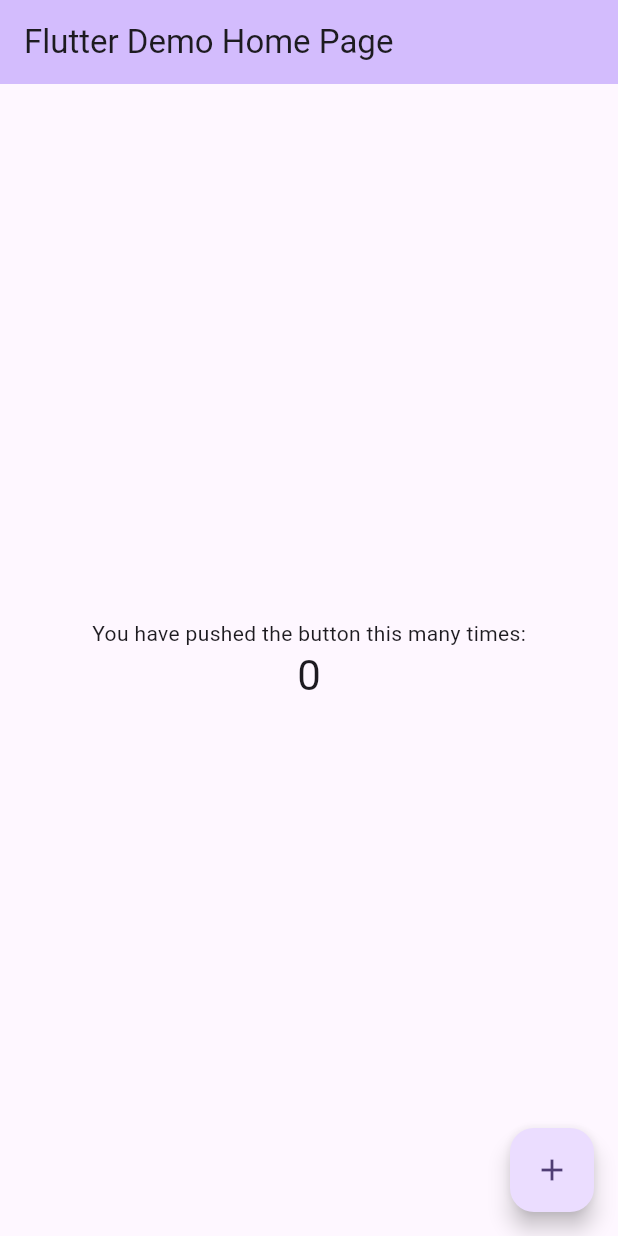
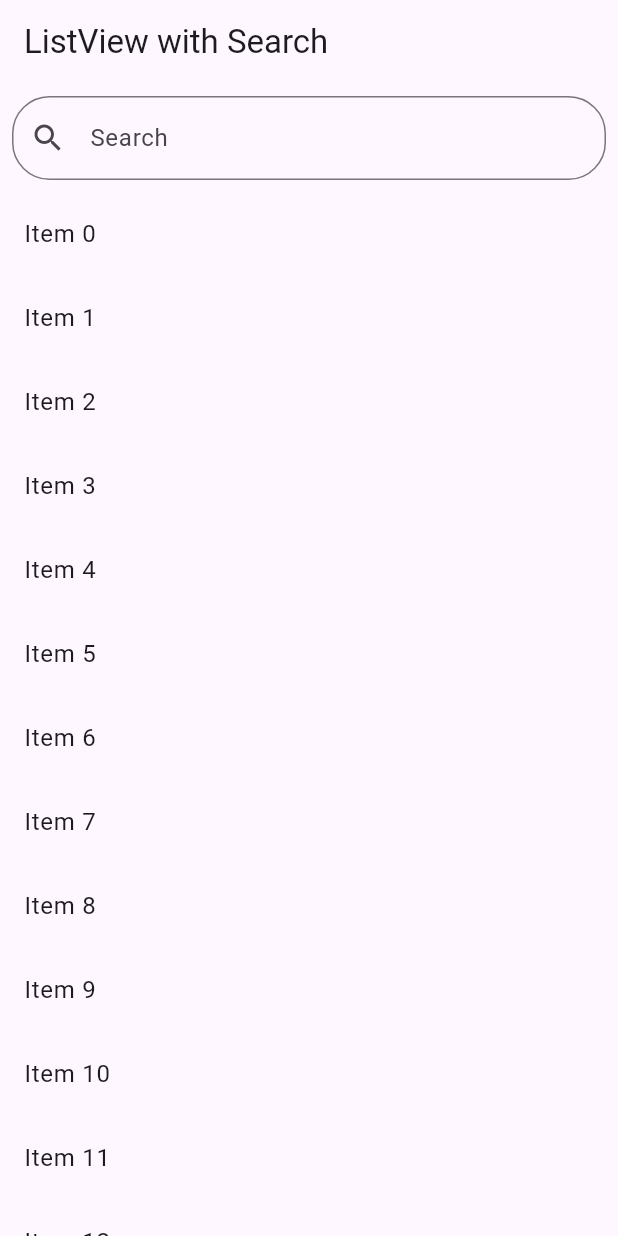
Before and after one commit to usmanasegaf/listview, a Flutter app: the screen it shows after launch, on a phone screen of 412 x 824 dp. Run offline on Flutter 3.47's test engine with Material 3 defaults, Android fonts, the phone set to English and light mode, and no system bars.

Commit message:
penyelesaian listViewWithSearch

```diff
--- a/listviewwithsearch/lib/main.dart
+++ b/listviewwithsearch/lib/main.dart
@@ -1,125 +1,85 @@
 import 'package:flutter/material.dart';
 
-void main() {
-  runApp(const MyApp());
-}
+void main() => runApp(new MyApp());
 
 class MyApp extends StatelessWidget {
-  const MyApp({super.key});
-
-  // This widget is the root of your application.
   @override
   Widget build(BuildContext context) {
-    return MaterialApp(
-      title: 'Flutter Demo',
-      theme: ThemeData(
-        // This is the theme of your application.
-        //
-        // TRY THIS: Try running your application with "flutter run". You'll see
-        // the application has a purple toolbar. Then, without quitting the app,
-        // try changing the seedColor in the colorScheme below to Colors.green
-        // and then invoke "hot reload" (save your changes or press the "hot
-        // reload" button in a Flutter-supported IDE, or press "r" if you used
-        // the command line to start the app).
-        //
-        // Notice that the counter didn't reset back to zero; the application
-        // state is not lost during the reload. To reset the state, use hot
-        // restart instead.
-        //
-        // This works for code too, not just values: Most code changes can be
-        // tested with just a hot reload.
-        colorScheme: ColorScheme.fromSeed(seedColor: Colors.deepPurple),
-        useMaterial3: true,
-      ),
-      home: const MyHomePage(title: 'Flutter Demo Home Page'),
-    );
+    return new MaterialApp(
+        title: 'Flutter Demo',
+        theme: new ThemeData(
+          primarySwatch: Colors.blue,
+        ),
+        home: new MyHomePage(title: 'ListView with Search'));
   }
 }
 
 class MyHomePage extends StatefulWidget {
-  const MyHomePage({super.key, required this.title});
-
-  // This widget is the home page of your application. It is stateful, meaning
-  // that it has a State object (defined below) that contains fields that affect
-  // how it looks.
-
-  // This class is the configuration for the state. It holds the values (in this
-  // case the title) provided by the parent (in this case the App widget) and
-  // used by the build method of the State. Fields in a Widget subclass are
-  // always marked "final".
-
+  MyHomePage({Key? key, required this.title}) : super(key: key);
   final String title;
 
   @override
-  State<MyHomePage> createState() => _MyHomePageState();
+  _MyHomePageState createState() => new _MyHomePageState();
 }
 
 class _MyHomePageState extends State<MyHomePage> {
-  int _counter = 0;
+  TextEditingController editingController = TextEditingController();
 
-  void _incrementCounter() {
+  final duplicateItems = List<String>.generate(10000, (i) => "Item $i");
+  var items = <String>[];
+
+  @override
+  void initState() {
+    items = duplicateItems;
+    super.initState();
+  }
+
+  void filterSearchResult(String query) {
     setState(() {
-      // This call to setState tells the Flutter framework that something has
-      // changed in this State, which causes it to rerun the build method below
-      // so that the display can reflect the updated values. If we changed
-      // _counter without calling setState(), then the build method would not be
-      // called again, and so nothing would appear to happen.
-      _counter++;
+      items = duplicateItems
+          .where((item) => item.toLowerCase().contains(query.toLowerCase()))
+          .toList();
     });
   }
 
   @override
   Widget build(BuildContext context) {
-    // This method is rerun every time setState is called, for instance as done
-    // by the _incrementCounter method above.
-    //
-    // The Flutter framework has been optimized to make rerunning build methods
-    // fast, so that you can just rebuild anything that needs updating rather
-    // than having to individually change instances of widgets.
-    return Scaffold(
-      appBar: AppBar(
-        // TRY THIS: Try changing the color here to a specific color (to
-        // Colors.amber, perhaps?) and trigger a hot reload to see the AppBar
-        // change color while the other colors stay the same.
-        backgroundColor: Theme.of(context).colorScheme.inversePrimary,
-        // Here we take the value from the MyHomePage object that was created by
-        // the App.build method, and use it to set our appbar title.
-        title: Text(widget.title),
+    return new Scaffold(
+      appBar: new AppBar(
+        title: new Text(widget.title),
       ),
-      body: Center(
-        // Center is a layout widget. It takes a single child and positions it
-        // in the middle of the parent.
+      body: Container(
         child: Column(
-          // Column is also a layout widget. It takes a list of children and
-          // arranges them vertically. By default, it sizes itself to fit its
-          // children horizontally, and tries to be as tall as its parent.
-          //
-          // Column has various properties to control how it sizes itself and
-          // how it positions its children. Here we use mainAxisAlignment to
-          // center the children vertically; the main axis here is the vertical
-          // axis because Columns are vertical (the cross axis would be
-          // horizontal).
-          //
-          // TRY THIS: Invoke "debug painting" (choose the "Toggle Debug Paint"
-          // action in the IDE, or press "p" in the console), to see the
-          // wireframe for each widget.
-          mainAxisAlignment: MainAxisAlignment.center,
           children: <Widget>[
-            const Text(
-              'You have pushed the button this many times:',
+            Padding(
+              padding: const EdgeInsets.all(8.0),
+              child: TextField(
+                onChanged: (value) {
+                  filterSearchResult(value);
+                },
+                controller: editingController,
+                decoration: InputDecoration(
+                    labelText: "Search",
+                    hintText: "Search",
+                    prefixIcon: Icon(Icons.search),
+                    border: OutlineInputBorder(
+                        borderRadius: BorderRadius.all(Radius.circular(25.0)))),
+              ),
             ),
-            Text(
-              '$_counter',
-              style: Theme.of(context).textTheme.headlineMedium,
+            Expanded(
+              child: ListView.builder(
+                shrinkWrap: true,
+                itemCount: items.length,
+                itemBuilder: (context, index) {
+                  return ListTile(
+                    title: Text('${items[index]}'),
+                  );
+                },
+              ),
             ),
           ],
         ),
       ),
-      floatingActionButton: FloatingActionButton(
-        onPressed: _incrementCounter,
-        tooltip: 'Increment',
-        child: const Icon(Icons.add),
-      ), // This trailing comma makes auto-formatting nicer for build methods.
     );
   }
 }
```
Also changed, not shown: 1 other file.
